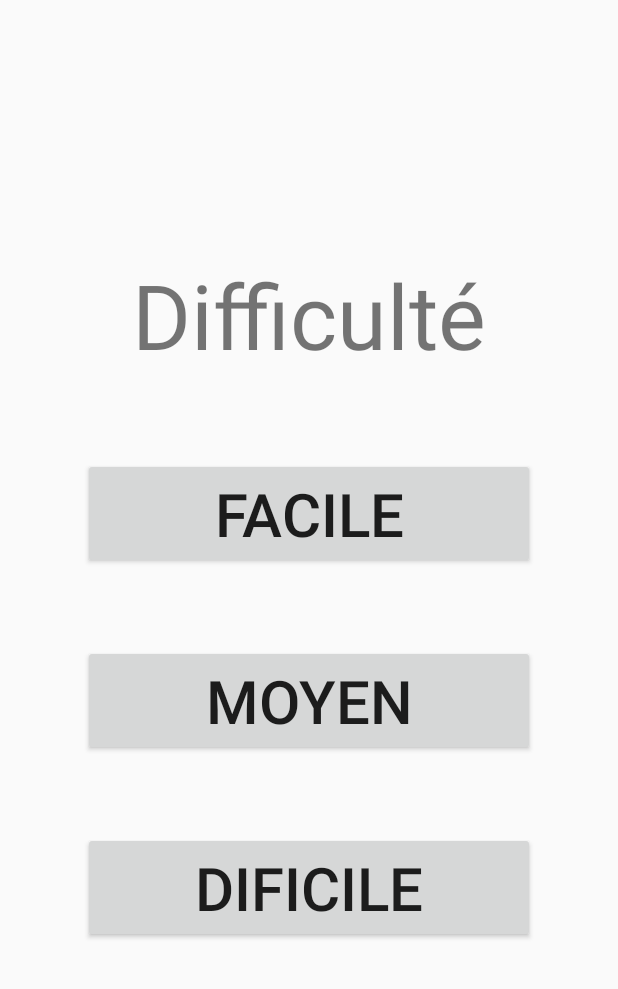
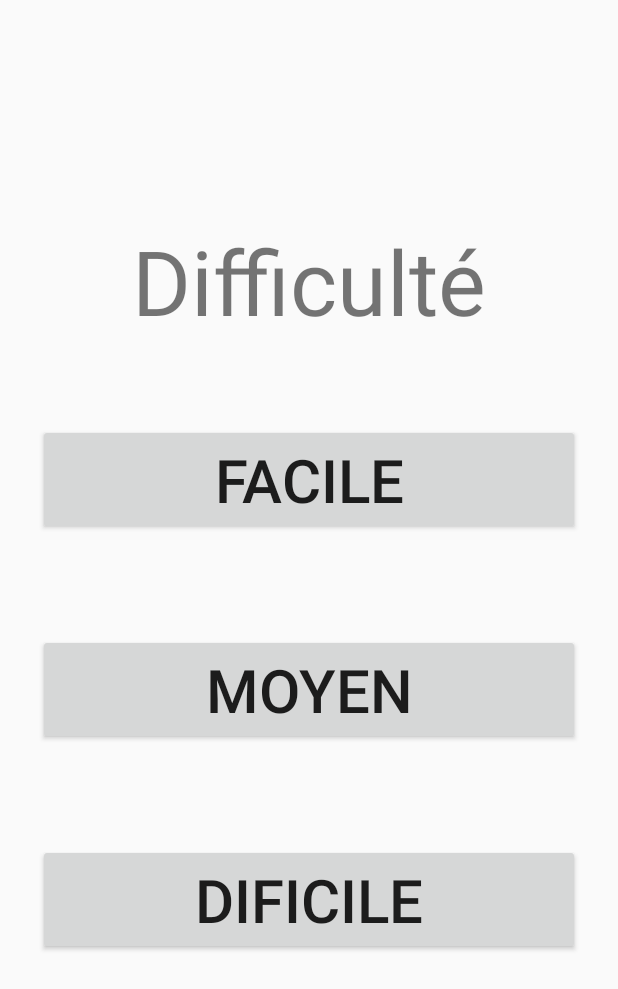
Before and after one commit to Mathieu-Lin/INFO507_EasyVocab, an Android app built with Jetpack Compose: the layout activity_endifficulty.xml on its own in the app's theme, with its tools: preview values and no code run, on a phone screen of 412 x 824 dp. Shown: the top 989 px of the screen. Run offline under Robolectric (Android 15) with nearby library versions, the phone set to English and light mode, and no system bars.

Commit message:
fin de ma partie

```diff
--- a/app/src/main/java/EasyVocab/activity/QuestionActivity.kt
+++ b/app/src/main/java/EasyVocab/activity/QuestionActivity.kt
@@ -92,7 +92,7 @@ class QuestionActivity : ComponentActivity() {
     private fun toNextQuestion(idDifficulty: Int, idQuestion:Int, score : Int) {
         val nextQuestion = findViewById<LinearLayout>(R.id.nextQuestionLayout)
         nextQuestion.visibility = View.VISIBLE
-        var intent : Intent
+        val intent : Intent
         if (idQuestion < 9) {
             intent = Intent(applicationContext, QuestionActivity::class.java)
             intent.apply {
--- a/app/src/main/java/EasyVocab/storage/QuestionJSONFileStorage.kt
+++ b/app/src/main/java/EasyVocab/storage/QuestionJSONFileStorage.kt
@@ -12,7 +12,7 @@ class QuestionJSONFileStorage(context: Context): JSONFileStorage<QuestionSerie>(
         return QuestionSerie(id, obj.questions, obj.bestScore)
     }
 
-    fun questionToJson(question: Question): JSONObject {
+    private fun questionToJson(question: Question): JSONObject {
         val jsonObject = JSONObject()
         jsonObject.put("id", question.id)
         jsonObject.put("question", question.question)
--- a/app/src/main/res/layout/activity_endifficulty.xml
+++ b/app/src/main/res/layout/activity_endifficulty.xml
@@ -11,8 +11,7 @@
         android:layout_width="match_parent"
         android:layout_height="match_parent"
         android:orientation="vertical"
-        android:gravity="center"
-        android:layout_margin="30dp">
+        android:gravity="center">
 
         <TextView
             android:layout_width="wrap_content"
@@ -21,13 +20,35 @@
             android:textSize="60sp"
             android:paddingBottom="30dp"/>
 
+        <LinearLayout
+            android:layout_width="match_parent"
+            android:layout_height="wrap_content"
+            android:orientation="vertical"
+            android:gravity="center">
+
             <Button
                 android:layout_width="match_parent"
                 android:layout_height="wrap_content"
                 android:id="@+id/ENEasy"
                 android:text="@string/easy"
                 android:textSize="40sp"
-            android:layout_margin="25dp"/>
+                android:layout_marginTop="25dp"
+                android:layout_marginEnd="25dp"
+                android:layout_marginStart="25dp"/>
+
+            <TextView
+                android:id="@+id/scoreEasy"
+                android:layout_width="wrap_content"
+                android:layout_height="wrap_content"
+                android:textSize="30sp" />
+
+        </LinearLayout>
+
+        <LinearLayout
+        android:layout_width="match_parent"
+        android:layout_height="wrap_content"
+        android:orientation="vertical"
+        android:gravity="center">
 
             <Button
                 android:layout_width="match_parent"
@@ -35,7 +56,23 @@
                 android:id="@+id/ENMoyen"
                 android:text="@string/moyen"
                 android:textSize="40sp"
-            android:layout_margin="25dp"/>
+                android:layout_marginTop="25dp"
+                android:layout_marginEnd="25dp"
+                android:layout_marginStart="25dp"/>
+
+            <TextView
+                android:id="@+id/scoreMoyen"
+                android:layout_width="wrap_content"
+                android:layout_height="wrap_content"
+                android:textSize="30sp"/>
+
+        </LinearLayout>
+
+        <LinearLayout
+            android:layout_width="match_parent"
+            android:layout_height="wrap_content"
+            android:orientation="vertical"
+            android:gravity="center">
 
             <Button
                 android:layout_width="match_parent"
@@ -43,7 +80,17 @@
                 android:id="@+id/ENHard"
                 android:text="@string/hard"
                 android:textSize="40sp"
-            android:layout_margin="25dp"/>
+                android:layout_marginTop="25dp"
+                android:layout_marginEnd="25dp"
+                android:layout_marginStart="25dp"/>
+
+            <TextView
+                android:id="@+id/scoreHard"
+                android:layout_width="wrap_content"
+                android:layout_height="wrap_content"
+                android:textSize="30sp"/>
+
+        </LinearLayout>
 
     </LinearLayout>
 
```
Also changed, not shown: app/src/main/java/EasyVocab/activity/ENDifficultyActivity.kt (+26 -0 lines), app/src/main/java/EasyVocab/activity/ScoreActivity.kt (+20 -1 lines), app/src/main/res/layout/activity_score.xml (+16 -0 lines). Lines whose indentation alone changed are shown as unchanged.
